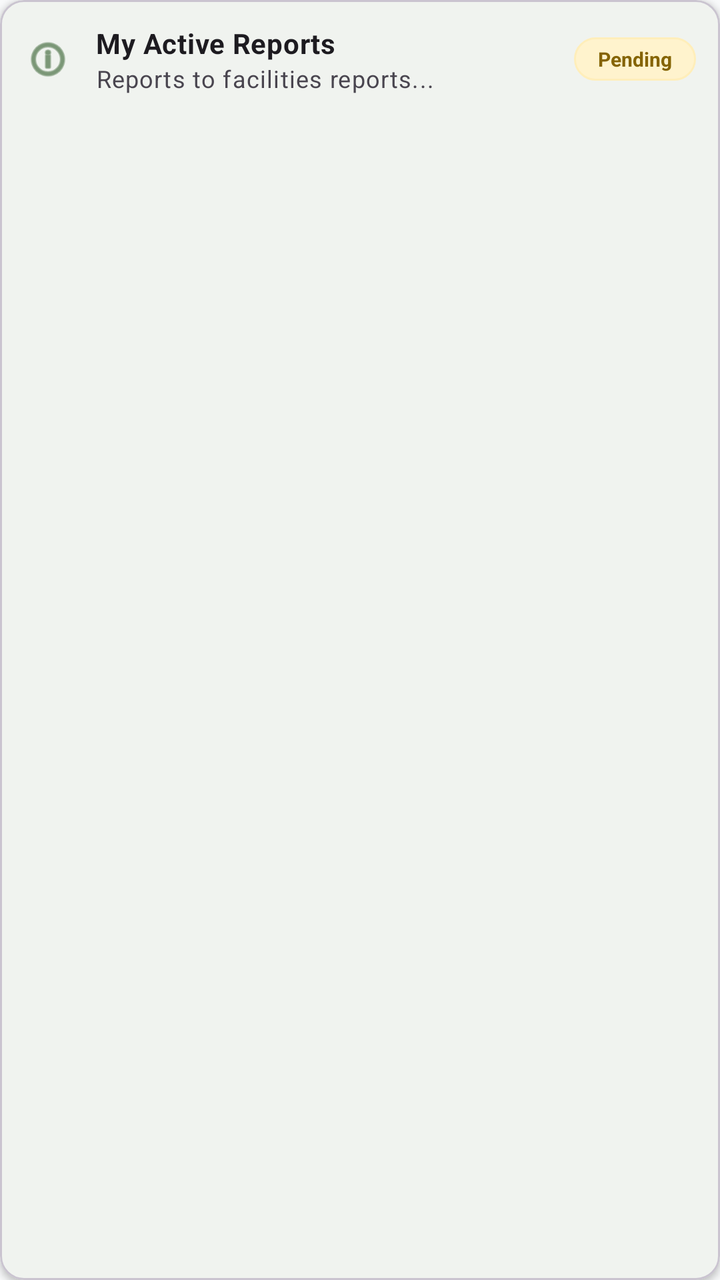
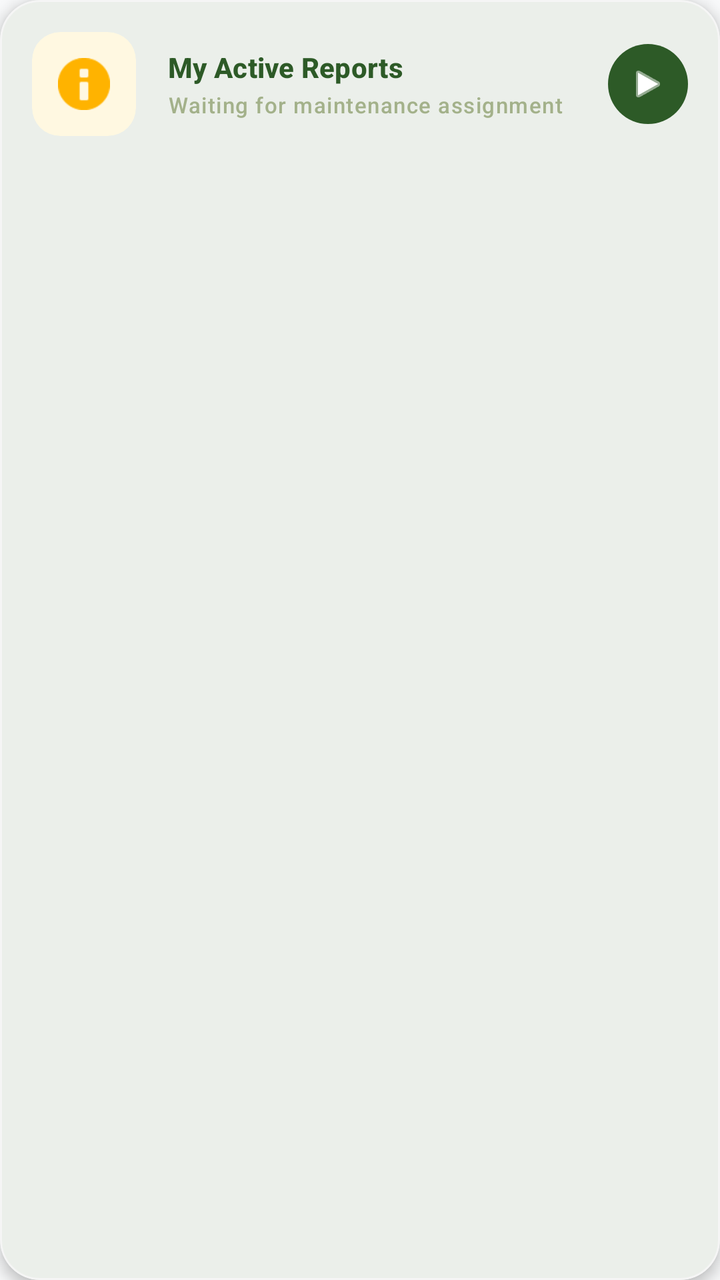

The first picture is an Android layout as it rendered before a commit; the second is the same layout after the commit. The layout source and the unified diff follow.
<!-- AndroidManifest.xml: application theme Theme.CampusAlert -->
<!-- res/layout/item_recent_activity_pending.xml -->
<?xml version="1.0" encoding="utf-8"?>
<com.google.android.material.card.MaterialCardView xmlns:android="http://schemas.android.com/apk/res/android"
    xmlns:app="http://schemas.android.com/apk/res-auto"
    android:layout_width="match_parent"
    android:layout_height="wrap_content"
    android:layout_marginBottom="8dp"
    app:cardCornerRadius="12dp"
    app:cardElevation="2dp">

    <LinearLayout
        android:layout_width="match_parent"
        android:layout_height="wrap_content"
        android:gravity="center_vertical"
        android:orientation="horizontal"
        android:padding="12dp">

        <ImageView
            android:layout_width="24dp"
            android:layout_height="24dp"
            android:src="@android:drawable/ic_menu_info_details"
            app:tint="@color/forest_green" />

        <LinearLayout
            android:layout_width="0dp"
            android:layout_height="wrap_content"
            android:layout_marginStart="12dp"
            android:layout_weight="1"
            android:orientation="vertical">

            <TextView
                android:layout_width="wrap_content"
                android:layout_height="wrap_content"
                android:text="My Active Reports"
                android:textAppearance="@style/TextAppearance.Material3.BodyMedium"
                android:textStyle="bold" />

            <TextView
                android:layout_width="wrap_content"
                android:layout_height="wrap_content"
                android:text="Reports to facilities reports..."
                android:textAppearance="@style/TextAppearance.Material3.BodySmall" />
        </LinearLayout>

        <TextView
            android:layout_width="wrap_content"
            android:layout_height="wrap_content"
            android:background="@drawable/bg_pill_pending"
            android:paddingHorizontal="12dp"
            android:paddingVertical="4dp"
            android:text="Pending"
            android:textColor="#856404"
            android:textStyle="bold"
            android:textSize="10sp" />
    </LinearLayout>
</com.google.android.material.card.MaterialCardView>
<!-- resources referenced by this layout -->
<resources>
  <color name="forest_green">#2D5A27</color>
  <!-- drawable bg_pill_pending (drawable) -->
  <?xml version="1.0" encoding="utf-8"?>
  <shape xmlns:android="http://schemas.android.com/apk/res/android">
      <solid android:color="#FFF3CD"/>
      <corners android:radius="16dp"/>
      <stroke android:width="1dp" android:color="#FFEEBA"/>
  </shape>
  <style name="Theme.CampusAlert" parent="Base.Theme.CampusAlert" />
  <style name="Base.Theme.CampusAlert" parent="Theme.Material3.DayNight.NoActionBar">
          
          <item name="colorPrimary">@color/primary</item>
          <item name="colorOnPrimary">@color/onPrimary</item>
          
          <item name="colorSecondary">@color/secondary</item>
          <item name="colorOnSecondary">@color/onSecondary</item>
          
          <item name="android:statusBarColor">?attr/colorPrimary</item>
          
          <item name="android:windowBackground">@color/background</item>
          <item name="colorSurface">@color/surface</item>
          
          
          <item name="shapeAppearanceLargeComponent">@style/ShapeAppearance.CampusAlert.Large</item>
          <item name="shapeAppearanceMediumComponent">@style/ShapeAppearance.CampusAlert.Medium</item>
      </style>
  <color name="primary">@color/forest_green</color>
  <color name="onPrimary">@color/white</color>
  <color name="secondary">@color/sage_green</color>
  <color name="onSecondary">@color/black</color>
  <color name="background">@color/light_gray</color>
  <color name="surface">@color/white</color>
  <style name="ShapeAppearance.CampusAlert.Large" parent="ShapeAppearance.Material3.LargeComponent">
          <item name="cornerSize">16dp</item>
      </style>
  <style name="ShapeAppearance.CampusAlert.Medium" parent="ShapeAppearance.Material3.MediumComponent">
          <item name="cornerSize">12dp</item>
      </style>
  <color name="white">#FFFFFFFF</color>
  <color name="sage_green">#A3B18A</color>
  <color name="black">#FF000000</color>
  <color name="light_gray">#F8F9FA</color>
</resources>

<!-- the commit's change to res/layout/item_recent_activity_pending.xml (unified diff, before → after) -->
@@ -3,53 +3,81 @@
     xmlns:app="http://schemas.android.com/apk/res-auto"
     android:layout_width="match_parent"
     android:layout_height="wrap_content"
-    android:layout_marginBottom="8dp"
-    app:cardCornerRadius="12dp"
-    app:cardElevation="2dp">
+    android:layout_marginHorizontal="16dp"
+    android:layout_marginVertical="8dp"
+    app:cardCornerRadius="20dp"
+    app:cardElevation="4dp"
+    app:strokeWidth="1dp"
+    app:strokeColor="#F5F5F5"
+    app:cardBackgroundColor="@color/white">
 
     <LinearLayout
         android:layout_width="match_parent"
         android:layout_height="wrap_content"
         android:gravity="center_vertical"
         android:orientation="horizontal"
-        android:padding="12dp">
+        android:padding="16dp">
 
-        <ImageView
-            android:layout_width="24dp"
-            android:layout_height="24dp"
-            android:src="@android:drawable/ic_menu_info_details"
-            app:tint="@color/forest_green" />
+        
+        <com.google.android.material.card.MaterialCardView
+            android:layout_width="52dp"
+            android:layout_height="52dp"
+            app:cardCornerRadius="14dp"
+            app:cardBackgroundColor="#FFF8E1"
+            app:cardElevation="0dp"
+            app:strokeWidth="0dp">
+            <ImageView
+                android:id="@+id/status_icon"
+                android:layout_width="26dp"
+                android:layout_height="26dp"
+                android:layout_gravity="center"
+                android:src="@android:drawable/ic_dialog_info"
+                app:tint="#FFB300" />
+        </com.google.android.material.card.MaterialCardView>
 
+        
         <LinearLayout
             android:layout_width="0dp"
             android:layout_height="wrap_content"
-            android:layout_marginStart="12dp"
+            android:layout_marginStart="16dp"
             android:layout_weight="1"
             android:orientation="vertical">
 
             <TextView
+                android:id="@+id/report_title"
                 android:layout_width="wrap_content"
                 android:layout_height="wrap_content"
                 android:text="My Active Reports"
-                android:textAppearance="@style/TextAppearance.Material3.BodyMedium"
+                android:textAppearance="@style/TextAppearance.Material3.TitleSmall"
+                android:textColor="@color/forest_green"
                 android:textStyle="bold" />
 
             <TextView
+                android:id="@+id/report_building"
                 android:layout_width="wrap_content"
                 android:layout_height="wrap_content"
-                android:text="Reports to facilities reports..."
-                android:textAppearance="@style/TextAppearance.Material3.BodySmall" />
+                android:text="Waiting for maintenance assignment"
+                android:textAppearance="@style/TextAppearance.Material3.LabelSmall"
+                android:textColor="@color/sage_green"
+                android:layout_marginTop="2dp" />
         </LinearLayout>
 
-        <TextView
-            android:layout_width="wrap_content"
-            android:layout_height="wrap_content"
-            android:background="@drawable/bg_pill_pending"
-            android:paddingHorizontal="12dp"
-            android:paddingVertical="4dp"
-            android:text="Pending"
-            android:textColor="#856404"
-            android:textStyle="bold"
-            android:textSize="10sp" />
+        
+        
+        <com.google.android.material.button.MaterialButton
+            android:id="@+id/status_pill"
+            style="@style/Widget.Material3.Button.IconButton.Filled"
+            android:layout_width="40dp"
+            android:layout_height="40dp"
+            android:insetLeft="0dp"
+            android:insetTop="0dp"
+            android:insetRight="0dp"
+            android:insetBottom="0dp"
+            app:icon="@android:drawable/ic_media_play"
+            app:iconSize="20dp"
+            app:iconTint="@color/white"
+            app:backgroundTint="@color/forest_green"
+            app:shapeAppearanceOverlay="@style/ShapeAppearance.Material3.Corner.Full" />
+
     </LinearLayout>
 </com.google.android.material.card.MaterialCardView>
<!-- resource entries referenced after the edit -->
@@ -1,13 +1,6 @@
 <!-- resources referenced by this layout -->
 <resources>
   <color name="forest_green">#2D5A27</color>
-  <!-- drawable bg_pill_pending (drawable) -->
-  <?xml version="1.0" encoding="utf-8"?>
-  <shape xmlns:android="http://schemas.android.com/apk/res/android">
-      <solid android:color="#FFF3CD"/>
-      <corners android:radius="16dp"/>
-      <stroke android:width="1dp" android:color="#FFEEBA"/>
-  </shape>
   <style name="Theme.CampusAlert" parent="Base.Theme.CampusAlert" />
   <style name="Base.Theme.CampusAlert" parent="Theme.Material3.DayNight.NoActionBar">
           
